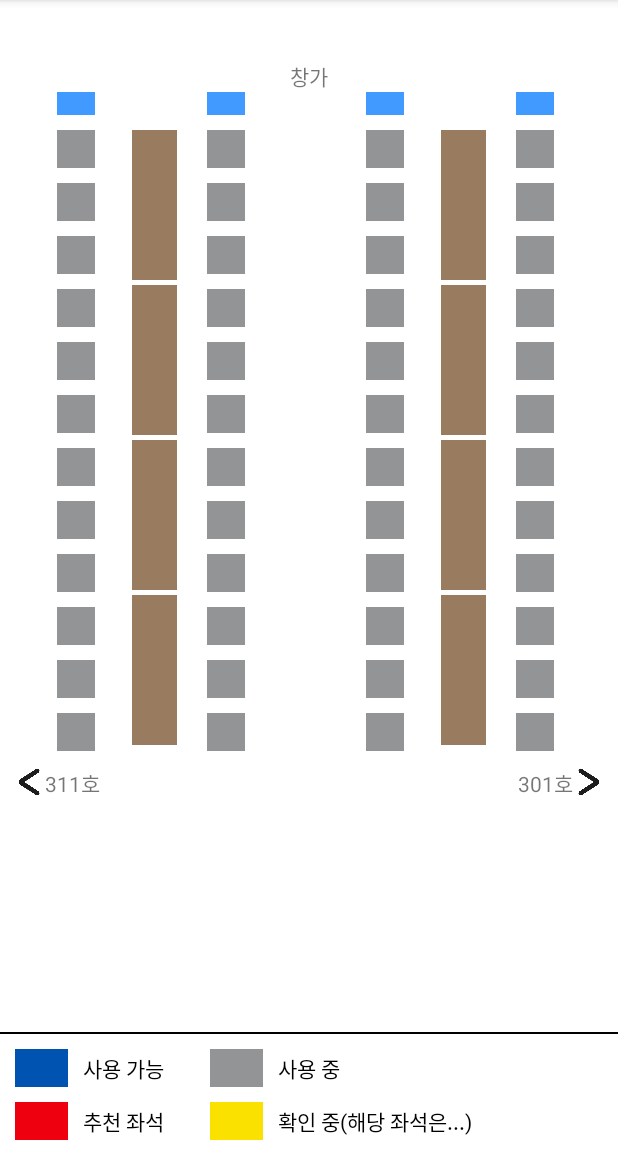
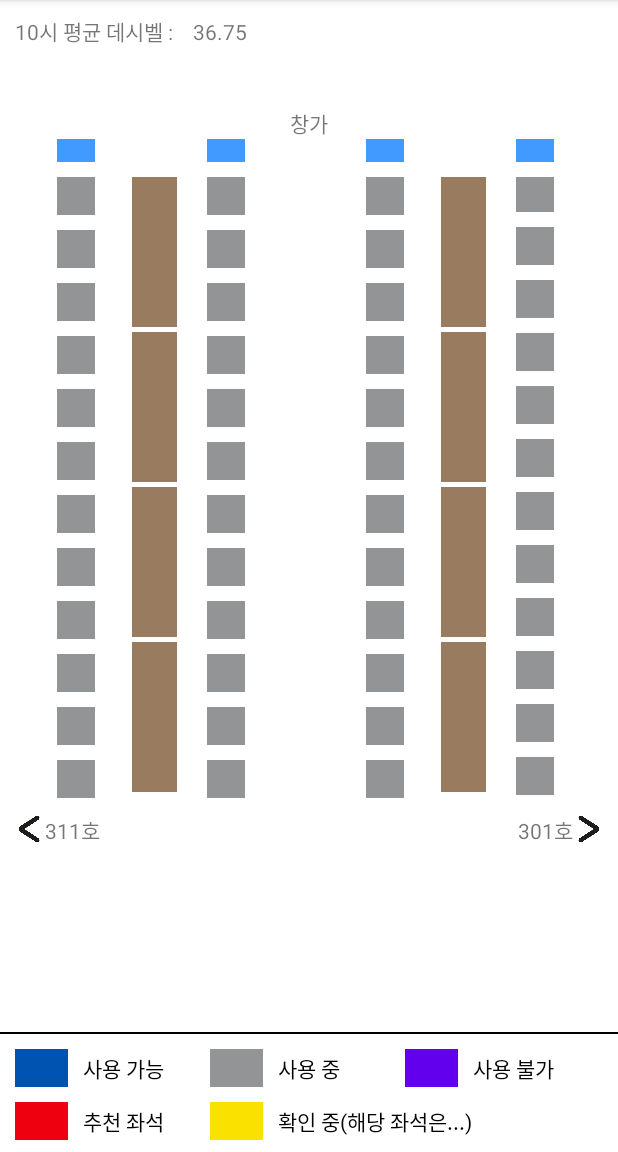
Before and after one commit to Is-there-seat/Is-there-seat, an Android app: the sungshin3F screen opened directly, with no data from a screen before it, on a phone screen of 412 x 824 dp, the part 84-1236 px from its top. Run offline under Robolectric (Android 15) with nearby library versions, the phone set to English and light mode, and no system bars.

Commit message:
real time setting done
1. add fragmentmanager activity [사용불가] option done !
2. real time clock & insert real time decibel data done !

```diff
--- a/app/src/main/java/com/example/isthereseat/MainActivity.java
+++ b/app/src/main/java/com/example/isthereseat/MainActivity.java
@@ -10,7 +10,7 @@ import androidx.appcompat.app.AppCompatActivity;
 // 의문점
 // 인원 어떻게 나눌것인지
 // 사용중 -> 사용 불가로 바꾸는게 어떤지 (거리두기, 조건에 따른 추천X등을 나누기 위해 사용불가라고 표현하는게 나을듯..?)
-// 그리고 옵션 선택했을때 추천좌석은 빨간색으로 표시...? 그러면 조건에 해당하지 않는 좌석은 회색? 그러면 사용가능 좌석은 안뜨고??
+//
 
 public class MainActivity extends AppCompatActivity {
 
--- a/app/src/main/java/com/example/isthereseat/SplashActivity.java
+++ b/app/src/main/java/com/example/isthereseat/SplashActivity.java
@@ -15,6 +15,7 @@ public class SplashActivity extends AppCompatActivity {
         setContentView(R.layout.activity_splash);
 
         Handler handler = new Handler();
+
         handler.postDelayed(new Runnable() {
             @Override
             public void run() {
@@ -30,4 +31,5 @@ public class SplashActivity extends AppCompatActivity {
         super.onPause();
         finish();
     }
+
 }
--- a/app/src/main/java/com/example/isthereseat/sungshin3F.java
+++ b/app/src/main/java/com/example/isthereseat/sungshin3F.java
@@ -2,26 +2,86 @@ package com.example.isthereseat;
 
 import android.graphics.Color;
 import android.os.Bundle;
+import android.os.Handler;
 import android.util.Log;
 import android.view.LayoutInflater;
 import android.view.View;
 import android.view.ViewGroup;
+import android.widget.TextView;
 
 import androidx.fragment.app.Fragment;
+
+import java.text.SimpleDateFormat;
+import java.util.Date;
+import java.util.Timer;
+import java.util.TimerTask;
 
 // 소음 level 2에 해당
 // 마이크 키보드 선택 안하면 -> 마이크 키보드가 안되는 곳이 추천... 그러면 애초에 옵션 선택을 안했을 경우엔 상관 없음으로 가?
 public class sungshin3F extends Fragment {
+
+    double decibels[] = {36.69, 36.75, 35.73, 38.12, 46.03, 46.87, 42.75, 43.25, 44.17, 41.26};
+    double decibel;
+    TextView time;
+    TextView deci_view;
     View seats[];
     MainActivity mainActivity;
 
-    public sungshin3F() {
+    // 실시간 시간 출력에 필요한 코드
+    private Timer mtimer;
+    private Handler mHandler = new Handler();
 
+    private Runnable timeTaskThread = new Runnable() {
+        @Override
+        public void run() {
+            Date now = new Date();
+            SimpleDateFormat format = new SimpleDateFormat("kk");
+            String dateString = format.format(now);
+            time.setText(dateString  + "시 평균 데시벨 : " );
+            int hour = Integer.parseInt(dateString);
+            int index = hour - 9;
+            if (index <= 0) {
+                decibel = decibels[0]; // 9 시 이전의 경우
+            } else if ((1<= index) && (index < 10)) {
+                decibel = decibels[index]; // 10시부터 18시 까지
+            } else
+                decibel = decibels[9]; // 18시 이후
+            deci_view.setText(Double.toString(decibel));
+        }
+    };
+
+    class timeTask extends TimerTask {
+        @Override
+        public void run() {
+            mHandler.post(timeTaskThread);
+        }
     }
+
+    @Override
+    public void onDestroy() {
+        mtimer.cancel();
+        super.onDestroy();
+    }
+
+    @Override
+    public void onPause() {
+        mtimer.cancel();
+        super.onPause();
+    }
+
+    @Override
+    public void onResume() {
+        TimerTask timerTask = new timeTask();
+        mtimer.schedule(timerTask, 500, 3000);
+        super.onResume();
+    }
+
+    // ----
 
     @Override
     public View onCreateView(LayoutInflater inflater, ViewGroup container,
                              Bundle savedInstanceState) {
+
 
         ViewGroup v = (ViewGroup) inflater.inflate(R.layout.fragment_sungshin3_f, container, false);
 
@@ -49,11 +109,20 @@ public class sungshin3F extends Fragment {
             seats[i] = (View) v.findViewById(ids[i]);
         }
 
+        time = (TextView) v.findViewById(R.id.hour);
+        deci_view = (TextView) v.findViewById(R.id.decibel_in_sungshin3F);
+        // 실시간 시간 출력
+        timeTask timeTask = new timeTask();
+        mtimer = new Timer();
+        mtimer.schedule(timeTask, 500, 1000);
+        // ----------
         if ((noise_level != 2)) {
             for(int i =0; i<seats.length; i++) {
                 seats[i].setBackgroundColor(Color.parseColor("#929495"));
             }
         }
+
+
         return v;
     }
 }
--- a/app/src/main/res/layout/choice_option_page.xml
+++ b/app/src/main/res/layout/choice_option_page.xml
@@ -114,7 +114,6 @@
             android:layout_width="wrap_content"
             android:layout_height="wrap_content"
             android:text="초기화"/>
-
     </LinearLayout>
 
 
--- a/app/src/main/res/layout/fragment_sungshin3_f.xml
+++ b/app/src/main/res/layout/fragment_sungshin3_f.xml
@@ -11,6 +11,29 @@
     android:layout_width="match_parent"
     android:layout_height="match_parent"
     android:layout_marginBottom="100dp">
+
+    <LinearLayout
+        android:layout_width="wrap_content"
+        android:layout_height="wrap_content">
+
+        <TextView
+            android:id="@+id/hour"
+            android:layout_width="wrap_content"
+            android:layout_height="wrap_content"
+            android:layout_marginLeft="10dp"
+            android:layout_marginTop="10dp"
+            android:text="시 평균 데시벨 : "/>
+
+        <TextView
+            android:id="@+id/decibel_in_sungshin3F"
+            android:layout_width="wrap_content"
+            android:layout_height="wrap_content"
+            android:layout_marginLeft="10dp"
+            android:layout_marginTop="10dp"
+            android:text="데시벨"/>
+
+    </LinearLayout>
+
 
     <TextView
         android:layout_gravity="center_horizontal"
@@ -427,12 +450,13 @@
                     android:layout_width="25dp"
                     android:layout_height="15dp"
                     android:layout_marginBottom="10dp"/>
+
                 <View
                     android:id="@+id/seat4.1"
-                    android:background="#0053B0"
                     android:layout_width="25dp"
-                    android:layout_height="25dp"
-                    android:layout_marginBottom="10dp"/>
+                    android:layout_height="23dp"
+                    android:layout_marginBottom="10dp"
+                    android:background="#0053B0" />
 
                 <View
                     android:id="@+id/seat4.2"
--- a/app/src/main/res/layout/seat_status_page_manger.xml
+++ b/app/src/main/res/layout/seat_status_page_manger.xml
@@ -77,6 +77,27 @@
 
             </LinearLayout>
 
+            <LinearLayout
+                android:layout_width="130dp"
+                android:layout_height="match_parent">
+                <!--색깔 안정해서 임의로 설정함 -->
+                <View
+                    android:layout_gravity="center"
+                    android:layout_marginLeft="10dp"
+                    android:layout_marginRight="10dp"
+                    android:background="@color/purple_500"
+                    android:layout_width="35dp"
+                    android:layout_height="25dp"/>
+                <TextView
+                    android:layout_gravity="center"
+                    android:gravity="center_vertical"
+                    android:layout_width="60dp"
+                    android:textColor="@color/black"
+                    android:layout_height="35dp"
+                    android:text="사용 불가"/>
+
+            </LinearLayout>
+
         </LinearLayout>
 
         <LinearLayout
```
